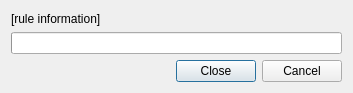
ConservationInternational/cplus-plugin, file src/cplus_plugin/ui/validation_progress.ui: the form before one commit.
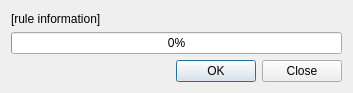
The form after the commit.

Patch:
```diff
--- a/src/cplus_plugin/ui/validation_progress.ui
+++ b/src/cplus_plugin/ui/validation_progress.ui
@@ -27,7 +27,7 @@
       <number>0</number>
      </property>
      <property name="textVisible">
-      <bool>false</bool>
+      <bool>true</bool>
      </property>
      <property name="invertedAppearance">
       <bool>false</bool>
@@ -40,7 +40,7 @@
       <enum>Qt::Horizontal</enum>
      </property>
      <property name="standardButtons">
-      <set>QDialogButtonBox::Cancel|QDialogButtonBox::Close</set>
+      <set>QDialogButtonBox::Close|QDialogButtonBox::Ok</set>
      </property>
     </widget>
    </item>
```
